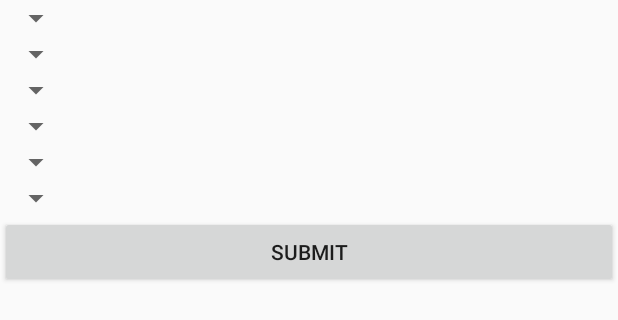
After one commit to Tokimetakaari/howToJava, an Android app: the layout reassemble_layout_default.xml on its own in the app's theme, with its tools: preview values and no code run, on a phone screen of 412 x 824 dp. The commit adds this screen. Shown: the top 320 px of the screen. Run offline under Robolectric (Android 15) with nearby library versions, the phone set to English and light mode, and no system bars.

Commit message:
Aufgabentypengrundgerüst

```diff
--- a/app/src/main/res/layout/checkbox_layout_default.xml
+++ b/app/src/main/res/layout/checkbox_layout_default.xml
@@ -35,5 +35,11 @@
         android:id="@+id/checkbox_layout_4_checkbox4"
         android:gravity="top"/>
 
+    <Button
+        android:layout_width="match_parent"
+        android:layout_height="wrap_content"
+        android:text="@string/submit_button"
+        android:id="@+id/checkbox_submit_button"/>
+
 
 </LinearLayout>
--- a/app/src/main/res/layout/cloze_default.xml
+++ b/app/src/main/res/layout/cloze_default.xml
@@ -54,7 +54,8 @@
     <Button
         android:layout_width="match_parent"
         android:layout_height="wrap_content"
-        android:text="@string/cloze_submit_button"/>
+        android:text="@string/submit_button"
+        android:id="@+id/cloze_submit_button"/>
 
 
 </LinearLayout>
--- /dev/null
+++ b/app/src/main/res/layout/reassemble_layout_default.xml
@@ -0,0 +1,128 @@
+<?xml version="1.0" encoding="utf-8"?>
+<LinearLayout
+    xmlns:android="http://schemas.android.com/apk/res/android" android:layout_width="match_parent"
+    android:layout_height="match_parent"
+    android:orientation="vertical">
+
+    <LinearLayout
+        android:layout_width="match_parent"
+        android:layout_height="wrap_content"
+        android:orientation="horizontal">
+
+
+        <Spinner
+            android:layout_width="wrap_content"
+            android:layout_height="match_parent"
+            android:id="@+id/reassemble_spinner_1"/>
+
+        <TextView
+            android:layout_width="wrap_content"
+            android:layout_height="match_parent"
+            android:id="@+id/reassemble_text_1"/>
+    </LinearLayout>
+
+    <LinearLayout
+        android:layout_width="match_parent"
+        android:layout_height="wrap_content"
+        android:orientation="horizontal">
+
+        <Spinner
+            android:layout_width="wrap_content"
+            android:layout_height="match_parent"
+            android:id="@+id/reassemble_spinner_2"/>
+
+
+
+        <TextView
+            android:layout_width="wrap_content"
+            android:layout_height="match_parent"
+            android:id="@+id/reassemble_text_2"/>
+
+    </LinearLayout>
+
+    <LinearLayout
+        android:layout_width="match_parent"
+        android:layout_height="wrap_content"
+        android:orientation="horizontal">
+
+        <Spinner
+            android:layout_width="wrap_content"
+            android:layout_height="match_parent"
+            android:id="@+id/reassemble_spinner_3"/>
+
+
+
+        <TextView
+            android:layout_width="wrap_content"
+            android:layout_height="match_parent"
+            android:id="@+id/reassemble_text_3"
+            />
+
+    </LinearLayout>
+
+    <LinearLayout
+        android:layout_width="match_parent"
+        android:layout_height="wrap_content"
+        android:orientation="horizontal">
+
+        <Spinner
+            android:layout_width="wrap_content"
+            android:layout_height="match_parent"
+            android:id="@+id/reassemble_spinner_4"/>
+
+
+
+        <TextView
+            android:layout_width="wrap_content"
+            android:layout_height="match_parent"
+            android:id="@+id/reassemble_text_4"/>
+
+    </LinearLayout>
+
+    <LinearLayout
+        android:layout_width="match_parent"
+        android:layout_height="wrap_content"
+        android:orientation="horizontal">
+
+        <Spinner
+            android:layout_width="wrap_content"
+            android:layout_height="match_parent"
+            android:id="@+id/reassemble_spinner_5"/>
+
+
+
+        <TextView
+            android:layout_width="wrap_content"
+            android:layout_height="match_parent"
+            android:id="@+id/reassemble_text_5"
+            />
+
+    </LinearLayout>
+
+    <LinearLayout
+        android:layout_width="match_parent"
+        android:layout_height="wrap_content"
+        android:orientation="horizontal">
+
+        <Spinner
+            android:layout_width="wrap_content"
+            android:layout_height="match_parent"
+            android:id="@+id/reassemble_spinner_6"/>
+
+
+
+        <TextView
+            android:layout_width="wrap_content"
+            android:layout_height="match_parent"
+            android:id="@+id/reassemble_text_6"
+            />
+
+    </LinearLayout>
+
+    <Button
+        android:layout_width="match_parent"
+        android:layout_height="wrap_content"
+        android:text="@string/submit_button"
+        android:id="@+id/reassemble_submit_button"/>
+
+</LinearLayout>
--- a/app/src/main/res/values/strings.xml
+++ b/app/src/main/res/values/strings.xml
@@ -14,5 +14,5 @@
     <string name="main_menu_theorie_button">Theorie</string>
     <string name="main_menu_play_button">Play</string>
     <string name="main_menu_setting_button">Einstellungen</string>
-    <string name="cloze_submit_button">Submit</string>
+    <string name="submit_button">Submit</string>
 </resources>
```
